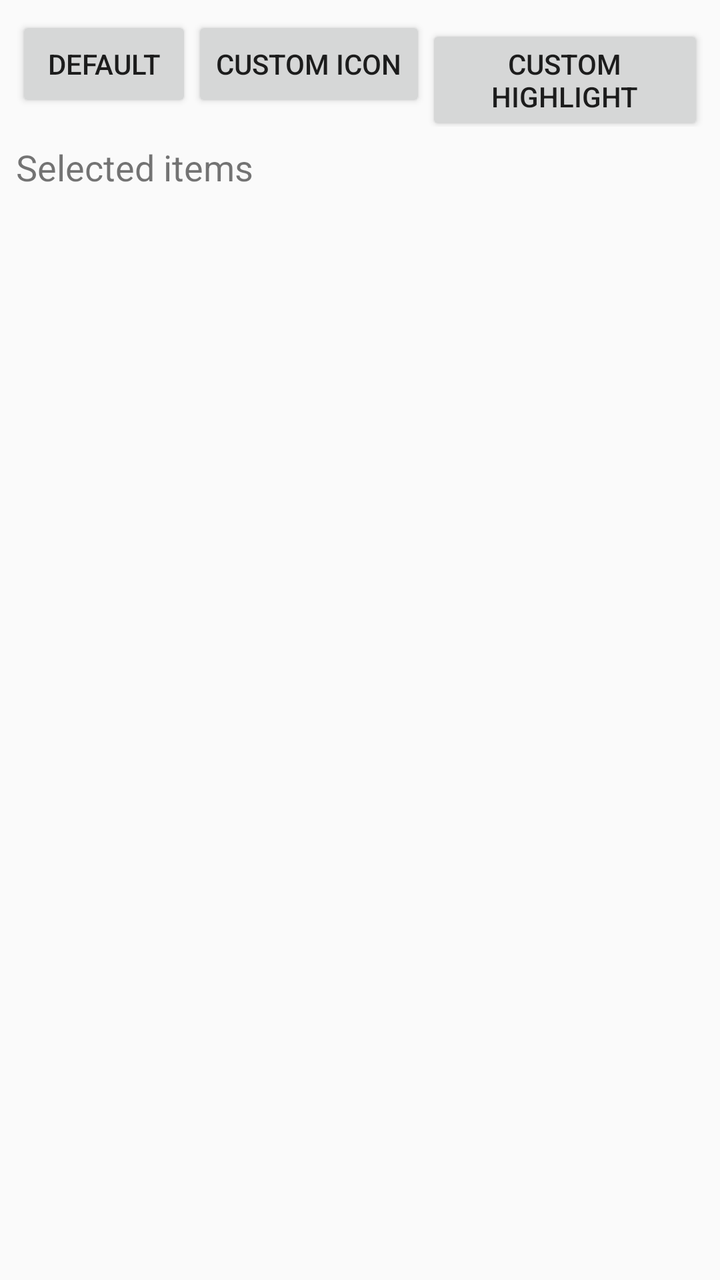
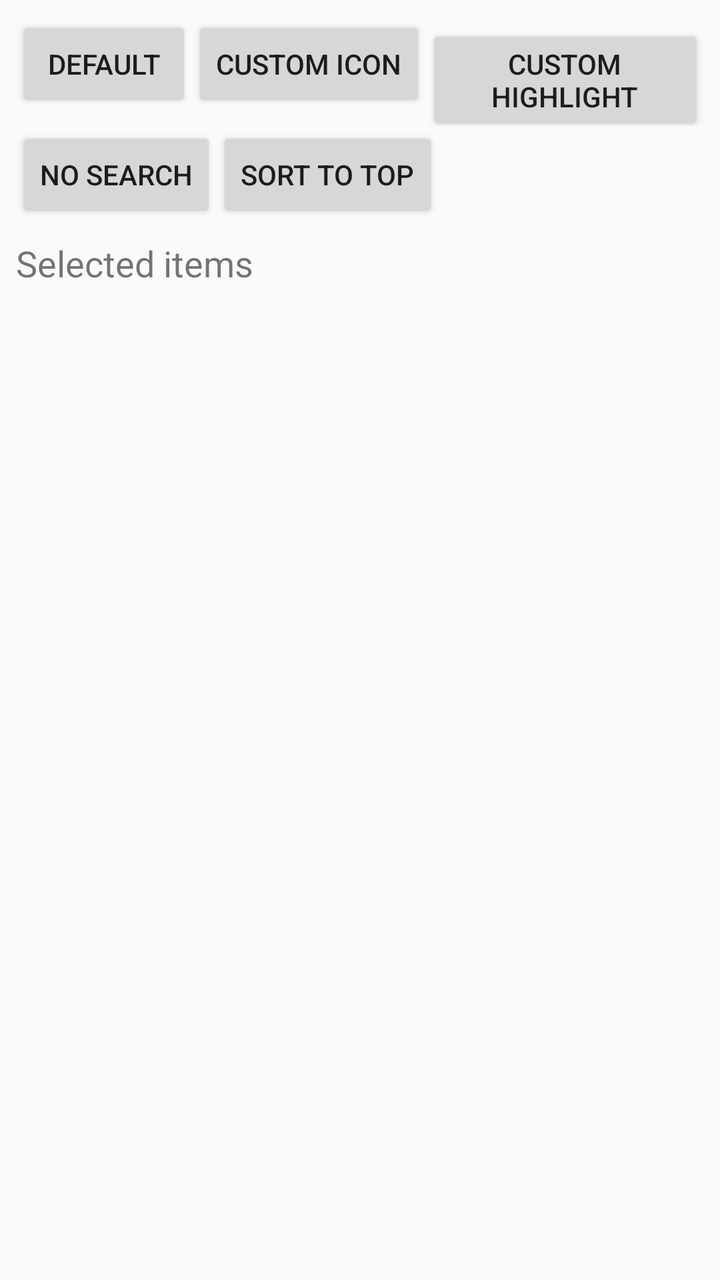

Before-and-after screenshots of an Android layout around one commit, followed by the original layout XML and the change that was made.
<!-- AndroidManifest.xml: application theme AppTheme -->
<!-- res/layout/activity_main.xml -->
<?xml version="1.0" encoding="utf-8"?>
<LinearLayout xmlns:android="http://schemas.android.com/apk/res/android"
    xmlns:tools="http://schemas.android.com/tools"
    android:layout_width="match_parent"
    android:layout_height="match_parent"
    android:fitsSystemWindows="true"
    android:orientation="vertical"
    android:padding="8dp"
    tools:context=".MainActivity">

    <LinearLayout
        android:layout_width="match_parent"
        android:layout_height="wrap_content"
        android:orientation="horizontal">

        <Button
            android:id="@+id/selected_items_btn"
            android:layout_width="wrap_content"
            android:layout_height="wrap_content"
            android:text="Default" />

        <Button
            android:id="@+id/selected_items_custom_icon_btn"
            android:layout_width="wrap_content"
            android:layout_height="wrap_content"
            android:text="Custom Icon" />

        <Button
            android:id="@+id/selected_items_custom_highlight_btn"
            android:layout_width="wrap_content"
            android:layout_height="wrap_content"
            android:text="Custom Highlight" />
    </LinearLayout>

    <TextView
        android:layout_width="match_parent"
        android:layout_height="wrap_content"
        android:layout_marginTop="8dp"
        android:text="Selected items"
        android:textSize="18sp" />

    <TextView
        android:id="@+id/selected_items"
        android:layout_width="match_parent"
        android:layout_height="wrap_content" />

</LinearLayout>
<!-- resources referenced by this layout -->
<resources>
  <style name="AppTheme" parent="Theme.AppCompat.Light.DarkActionBar">
          
          <item name="colorPrimary">@color/colorPrimary</item>
          <item name="colorPrimaryDark">@color/colorPrimaryDark</item>
          <item name="colorAccent">@color/colorAccent</item>
      </style>
  <color name="colorPrimary">#008577</color>
  <color name="colorPrimaryDark">#00574B</color>
  <color name="colorAccent">#D81B60</color>
</resources>

<!-- the commit's change to res/layout/activity_main.xml (unified diff, before → after) -->
@@ -32,6 +32,24 @@
             android:text="Custom Highlight" />
     </LinearLayout>
 
+    <LinearLayout
+        android:layout_width="match_parent"
+        android:layout_height="wrap_content"
+        android:orientation="horizontal">
+
+        <Button
+            android:id="@+id/no_search_btn"
+            android:layout_width="wrap_content"
+            android:layout_height="wrap_content"
+            android:text="No Search" />
+
+        <Button
+            android:id="@+id/sort_to_top_btn"
+            android:layout_width="wrap_content"
+            android:layout_height="wrap_content"
+            android:text="Sort To Top" />
+    </LinearLayout>
+
     <TextView
         android:layout_width="match_parent"
         android:layout_height="wrap_content"
